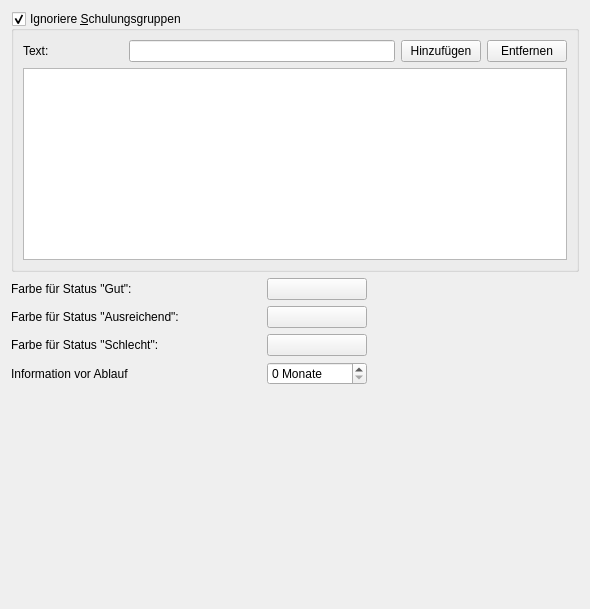
Qt form ui/qmqualiresultsettingswidget.ui (Christian-Kr/QualificationMatrix) before a commit.
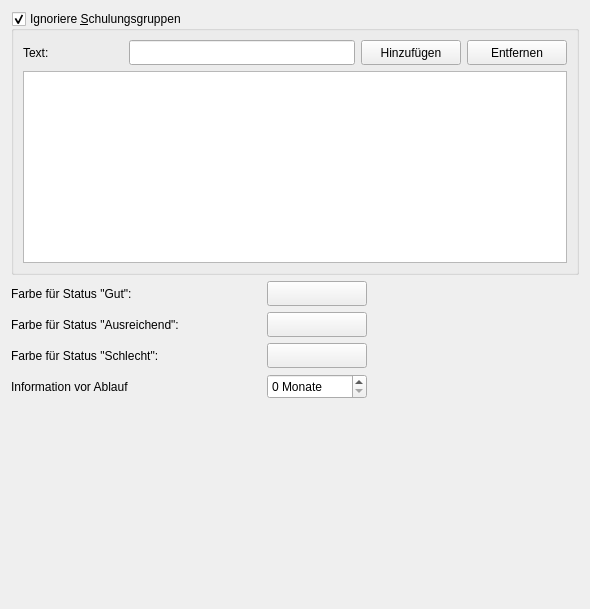
The same form after that commit.

```diff
--- a/ui/qmqualiresultsettingswidget.ui
+++ b/ui/qmqualiresultsettingswidget.ui
@@ -41,10 +41,23 @@
            </widget>
           </item>
           <item>
-           <widget class="QLineEdit" name="leIgnoreText"/>
+           <widget class="QLineEdit" name="leIgnoreText">
+            <property name="minimumSize">
+             <size>
+              <width>0</width>
+              <height>25</height>
+             </size>
+            </property>
+           </widget>
           </item>
           <item>
            <widget class="QPushButton" name="pbAddIgnore">
+            <property name="minimumSize">
+             <size>
+              <width>100</width>
+              <height>25</height>
+             </size>
+            </property>
             <property name="text">
              <string>Hinzufügen</string>
             </property>
@@ -52,6 +65,12 @@
           </item>
           <item>
            <widget class="QPushButton" name="pbRemoveIgnore">
+            <property name="minimumSize">
+             <size>
+              <width>100</width>
+              <height>25</height>
+             </size>
+            </property>
             <property name="text">
              <string>Entfernen</string>
             </property>
@@ -87,7 +106,7 @@
        <property name="minimumSize">
         <size>
          <width>100</width>
-         <height>0</height>
+         <height>25</height>
         </size>
        </property>
        <property name="text">
@@ -130,7 +149,7 @@
        <property name="minimumSize">
         <size>
          <width>100</width>
-         <height>0</height>
+         <height>25</height>
         </size>
        </property>
        <property name="text">
@@ -173,7 +192,7 @@
        <property name="minimumSize">
         <size>
          <width>100</width>
-         <height>0</height>
+         <height>25</height>
         </size>
        </property>
        <property name="text">
@@ -216,7 +235,7 @@
        <property name="minimumSize">
         <size>
          <width>100</width>
-         <height>0</height>
+         <height>25</height>
         </size>
        </property>
        <property name="suffix">
```
